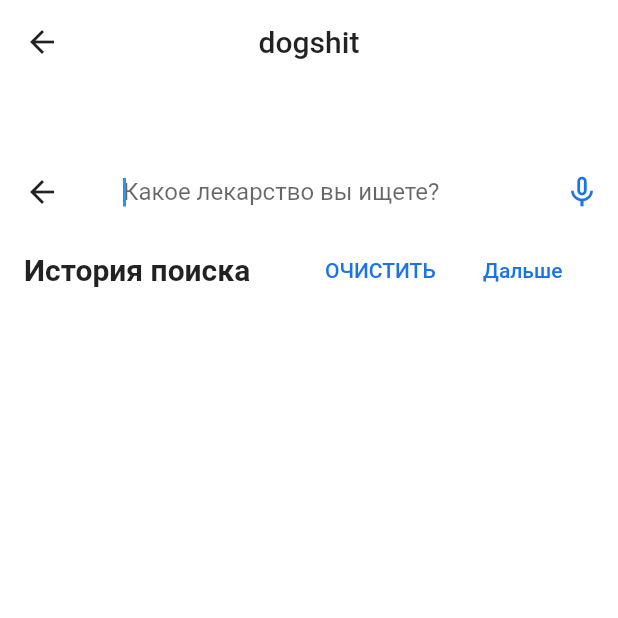
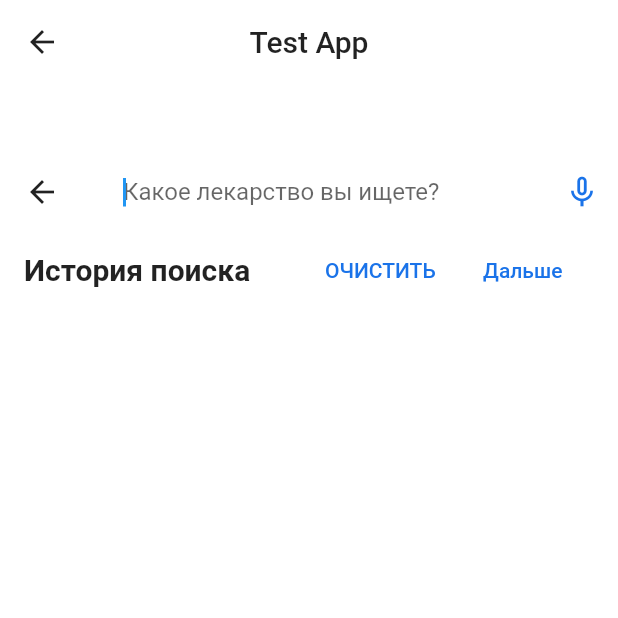
Before and after one commit to Zaykenov/solution_challenge, a Flutter app: the NavigationPage screen opened directly, item 3 of the bottom bar chosen, on a phone screen of 412 x 824 dp, the top half of it. Run offline on Flutter 3.47's test engine with Material 2 defaults, Android fonts, the light colour scheme and no system bars; our stand-ins replace flutter_calendar_carousel, speech_to_text.

Commit message:
Changed Name

```diff
--- a/lib/presentation_UI/screens/NavigationPage.dart
+++ b/lib/presentation_UI/screens/NavigationPage.dart
@@ -24,7 +24,7 @@ class _NavigationPageState extends State<NavigationPage> {
   Widget build(BuildContext context) {
     return Scaffold(
       appBar: AppBarWidget(
-        title: 'dogshit',
+        title: 'Test App',
       ),
       body: Center(
         child: options.elementAt(_index),
```
